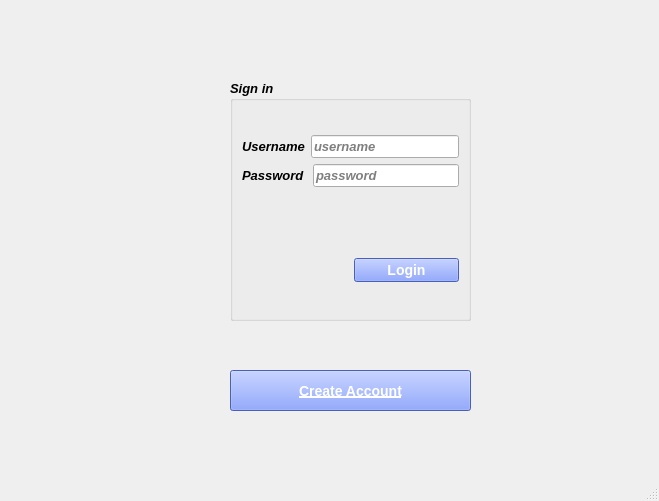
Old version of the form ExpenseTrackerApp/mainwindow.ui in the repository arham2003/SimpleSpend-App.
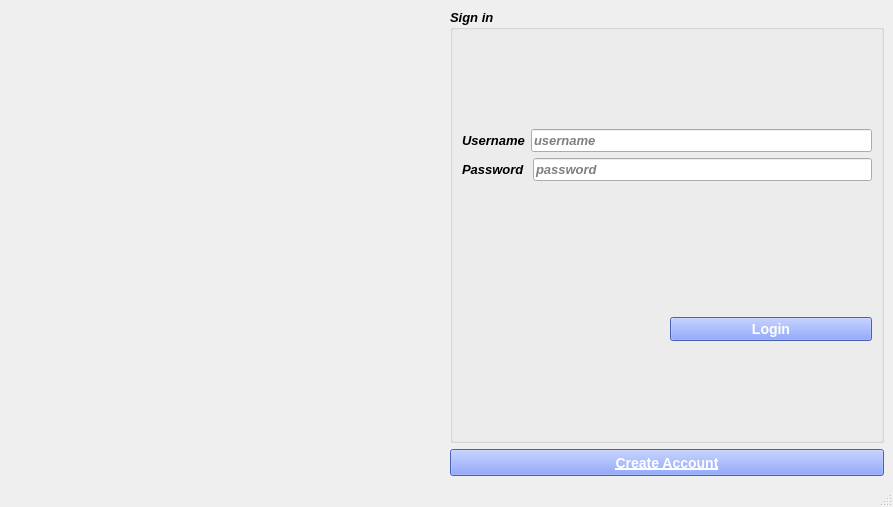
New version of the form.

What changed in the file:
```diff
--- a/ExpenseTrackerApp/mainwindow.ui
+++ b/ExpenseTrackerApp/mainwindow.ui
@@ -6,22 +6,43 @@
    <rect>
     <x>0</x>
     <y>0</y>
-    <width>659</width>
-    <height>501</height>
+    <width>893</width>
+    <height>507</height>
    </rect>
   </property>
+  <property name="sizePolicy">
+   <sizepolicy hsizetype="Preferred" vsizetype="Preferred">
+    <horstretch>1</horstretch>
+    <verstretch>0</verstretch>
+   </sizepolicy>
+  </property>
   <property name="windowTitle">
    <string>MainWindow</string>
   </property>
   <widget class="QWidget" name="centralwidget">
+   <layout class="QGridLayout" name="gridLayout_3">
+    <item row="0" column="0">
+     <widget class="QLabel" name="label_pic">
+      <property name="minimumSize">
+       <size>
+        <width>261</width>
+        <height>231</height>
+       </size>
+      </property>
+      <property name="text">
+       <string/>
+      </property>
+     </widget>
+    </item>
+    <item row="0" column="1">
+     <layout class="QGridLayout" name="gridLayout_2">
+      <item row="0" column="0">
    <widget class="QGroupBox" name="groupBox">
-    <property name="geometry">
-     <rect>
-      <x>230</x>
-      <y>80</y>
-      <width>241</width>
-      <height>241</height>
-     </rect>
+        <property name="minimumSize">
+         <size>
+          <width>231</width>
+          <height>251</height>
+         </size>
     </property>
     <property name="font">
      <font>
@@ -149,27 +170,14 @@
      </item>
     </layout>
    </widget>
-   <widget class="QLabel" name="label_pic">
-    <property name="geometry">
-     <rect>
-      <x>20</x>
-      <y>110</y>
-      <width>171</width>
-      <height>181</height>
-     </rect>
-    </property>
-    <property name="text">
-     <string/>
-    </property>
-   </widget>
+      </item>
+      <item row="1" column="0">
    <widget class="QPushButton" name="pushButton_accCreate">
-    <property name="geometry">
-     <rect>
-      <x>230</x>
-      <y>370</y>
-      <width>241</width>
-      <height>41</height>
-     </rect>
+        <property name="minimumSize">
+         <size>
+          <width>109</width>
+          <height>27</height>
+         </size>
     </property>
     <property name="font">
      <font>
@@ -192,6 +200,10 @@
      <string>Create Account</string>
     </property>
    </widget>
+      </item>
+     </layout>
+    </item>
+   </layout>
   </widget>
   <widget class="QMenuBar" name="menubar">
    <property name="geometry">
```
Left out of the diff: 2 changed lines with no effect on the pictures. Lines whose indentation alone changed are shown as unchanged.
